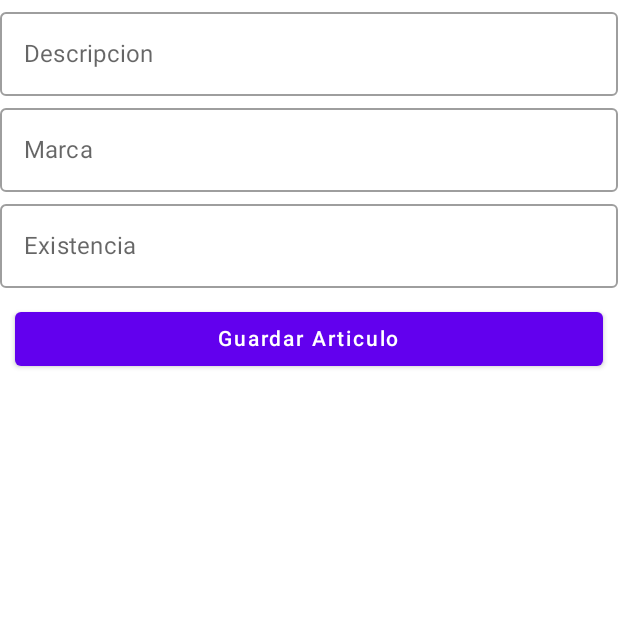
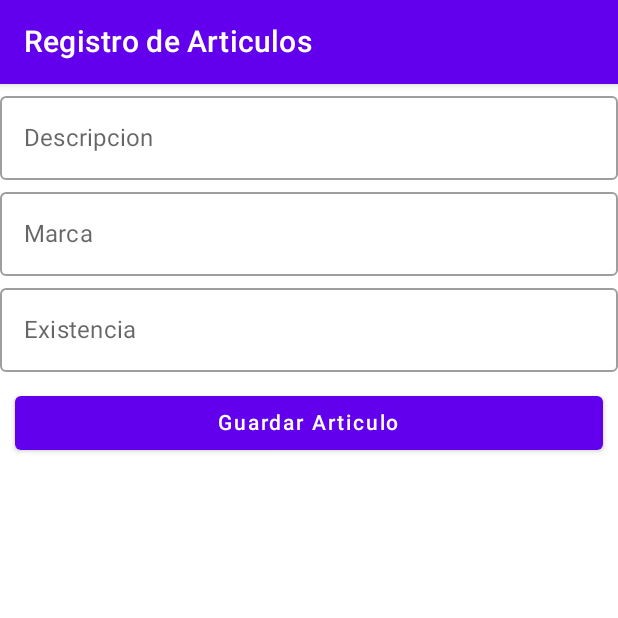
Before and after one commit to LRafael21/Parcial1_Luis, an Android app built with Jetpack Compose: the composable RegistroArticuloScreen shown on its own in the app's theme, after a tap on "Guardar Articulo", on a phone screen of 412 x 824 dp, the top half of it. Run offline under Robolectric (Android 15) with nearby library versions, the phone set to English and light mode, and no system bars; our stand-ins replace Dagger/Hilt's generated code, Room's generated code; 1 statement that could not run was skipped.

Commit message:
Agregando validaciones y TopAppBar a RegistroScreen

```diff
--- a/app/src/main/java/ucne/edu/parcial1_luis/ui/Articulo/Screen/RegistroArticuloScreen.kt
+++ b/app/src/main/java/ucne/edu/parcial1_luis/ui/Articulo/Screen/RegistroArticuloScreen.kt
@@ -1,14 +1,17 @@
 package ucne.edu.parcial1_luis.ui.Articulo.Screen
 
+import android.widget.Toast
 import androidx.compose.foundation.layout.*
 import androidx.compose.material.Button
 import androidx.compose.material.OutlinedTextField
 import androidx.compose.material.Text
+import androidx.compose.material.TopAppBar
 import androidx.compose.runtime.Composable
 import androidx.compose.ui.Alignment
 import androidx.compose.ui.Modifier
 import androidx.compose.ui.platform.LocalContext
 import androidx.compose.ui.unit.dp
+import androidx.core.text.isDigitsOnly
 import androidx.hilt.navigation.compose.hiltViewModel
 
 @Composable
@@ -18,12 +21,52 @@ fun RegistroArticuloScreen(
 ) {
     var context = LocalContext.current
 
+    fun validar()
+    {
+        if(viewModel.descripcion.isEmpty())
+        {
+            Toast.makeText(
+                context, "Campo descripcion vacio",Toast.LENGTH_LONG
+            ).show()
+        }
+        else if (viewModel.marca.isEmpty())
+        {
+            Toast.makeText(
+                context, "Campo marca vacio",Toast.LENGTH_LONG
+            ).show()
+        }
+        else if (viewModel.marca.isEmpty())
+        {
+            Toast.makeText(
+                context, "Campo Existencia vacio",Toast.LENGTH_LONG
+            ).show()
+        }
+        else if (viewModel.existencia.isDigitsOnly())
+        {
+           viewModel.Guardar()
+            onNavigateBack()
+        }
+        else{
+            Toast.makeText(
+                context, "El campo existencia solo acepta numeros",Toast.LENGTH_LONG
+            ).show()
+
+        }
+
+    }
+
     Column(
         modifier = Modifier
             .fillMaxSize()
             .padding(0.dp),
         horizontalAlignment = Alignment.CenterHorizontally
     ) {
+
+        TopAppBar(
+            title = { Text(text = "Registro de Articulos") },
+            modifier = Modifier.padding(0.dp),
+            actions = {}
+        )
 
         OutlinedTextField(
             value = viewModel.descripcion,
@@ -52,8 +95,7 @@ fun RegistroArticuloScreen(
                 .fillMaxWidth()
                 .padding(10.dp),
             onClick = {
-                viewModel.Guardar()
-                onNavigateBack()
+               validar()
 
             }) {
             Text(text = "Guardar Articulo")
```
